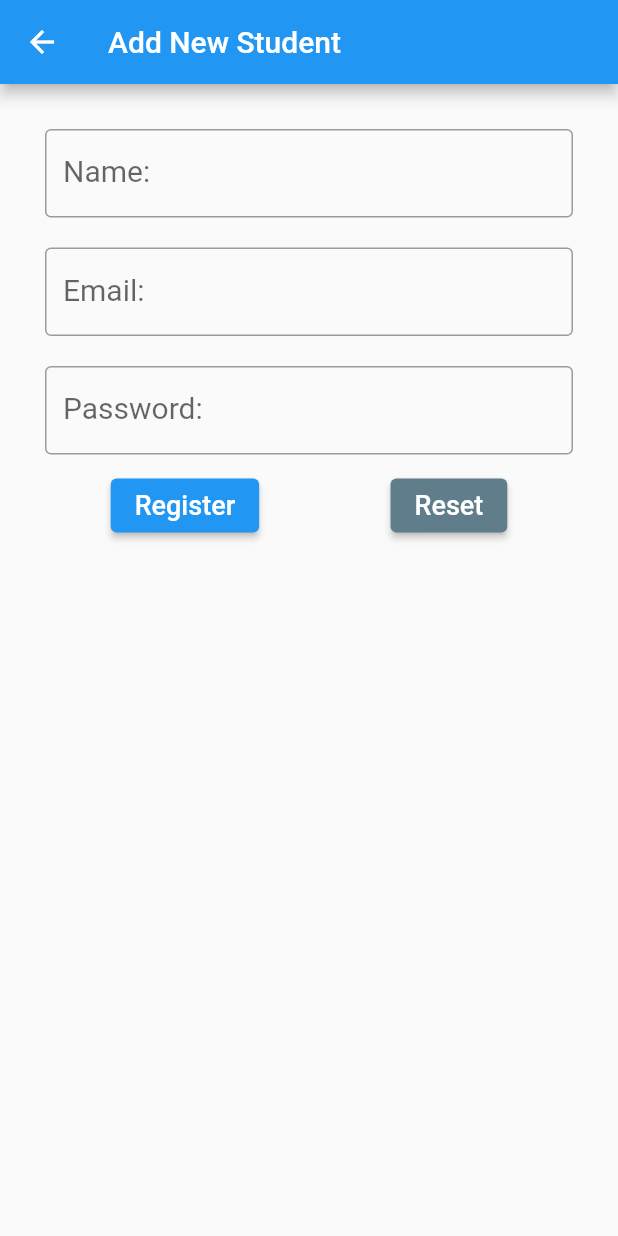
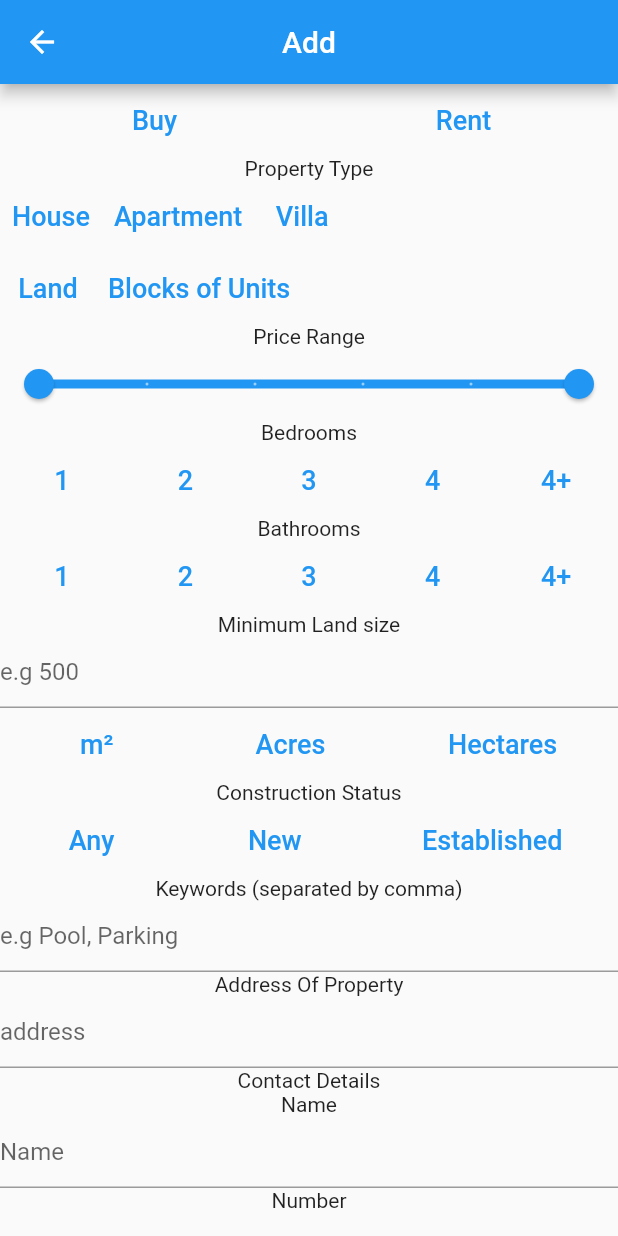
Before and after one commit to Sachitbansal/Property_Dealers_final, a Flutter app: the HomePage screen opened directly, after a tap on the "add" icon, on a phone screen of 412 x 824 dp. Run offline on Flutter 3.47's test engine with Material 2 defaults, Android fonts, the phone set to English and light mode, and no system bars; our stand-ins replace cloud_firestore, firebase_auth, firebase_core, font_awesome_flutter, google_sign_in; accounts and stored records are empty; network calls fail.

Commit message:
add property

```diff
--- /dev/null
+++ b/lib/pages/add.dart
@@ -0,0 +1,485 @@
+import 'package:cloud_firestore/cloud_firestore.dart';
+import 'package:flutter/material.dart';
+import '../widgets.dart';
+
+class Add extends StatefulWidget {
+  const Add({Key? key, this.collection}) : super(key: key);
+  final String? collection;
+
+  @override
+  _AddState createState() => _AddState();
+}
+
+class _AddState extends State<Add> {
+  MaterialStateProperty<Color> kActiveCardColour =
+      MaterialStateProperty.all<Color>(Colors.blue[100]!);
+  MaterialStateProperty<Color> kInactiveCardColour =
+      MaterialStateProperty.all<Color>(Colors.transparent);
+
+  RangeValues _currentRangeValues = const RangeValues(0, 100);
+
+  final _formKey = GlobalKey<FormState>();
+
+  late String buyRent = 'None';
+  late String bedRooms = 'None';
+  late String bathRooms = 'None';
+  late String sizeUnit = 'None';
+  late String construction = 'None';
+  late String type = 'None';
+
+  late String landSize = 'None';
+  late String keywords = 'None';
+  late String address = 'None';
+  late String name = 'None';
+  late String number = 'None';
+
+  final landSizeController = TextEditingController();
+  final keywordsController = TextEditingController();
+  final addressController = TextEditingController();
+  final nameController = TextEditingController();
+  final numberController = TextEditingController();
+
+  @override
+  void dispose() {
+    nameController.dispose();
+    landSizeController.dispose();
+    keywordsController.dispose();
+    addressController.dispose();
+    numberController.dispose();
+    super.dispose();
+  }
+
+  @override
+  Widget build(BuildContext context) {
+    CollectionReference students =
+        FirebaseFirestore.instance.collection(widget.collection.toString());
+
+    Future<void> addUser() {
+      return students
+          .add({
+            'buyRent': buyRent,
+            'bedRooms': bedRooms,
+            'bathRooms': bathRooms,
+            'sizeUnit': sizeUnit,
+            'construction': construction,
+            'landSize': landSize,
+            'keywords': keywords,
+            'address': address,
+            'name': name,
+            'number': number,
+            'types': type
+          })
+          .then(
+            (value) => ScaffoldMessenger.of(context).showSnackBar(
+              const SnackBar(
+                content: Text('Added Successfully'),
+              ),
+            ),
+          )
+          .catchError(
+            (error) => ScaffoldMessenger.of(context).showSnackBar(
+              SnackBar(
+                content: Text('Failed: {$error}'),
+              ),
+            ),
+          );
+    }
+
+    return Scaffold(
+      appBar: AppBar(
+        title: const Text('Add'),
+        centerTitle: true,
+      ),
+      body: SingleChildScrollView(
+        child: Form(
+          key: _formKey,
+          child: Column(
+            children: [
+              Row(
+                mainAxisAlignment: MainAxisAlignment.spaceAround,
+                children: [
+                  Select(
+                    onPressed: () {
+                      setState(() {
+                        buyRent = 'Buy';
+                      });
+                    },
+                    bgColor: buyRent == 'Buy'
+                        ? kActiveCardColour
+                        : kInactiveCardColour,
+                    text: 'Buy',
+                  ),
+                  Select(
+                    text: 'Rent',
+                    onPressed: () {
+                      setState(() {
+                        buyRent = 'Rent';
+                      });
+                    },
+                    bgColor: buyRent == 'Rent'
+                        ? kActiveCardColour
+                        : kInactiveCardColour,
+                  ),
+                ],
+              ),
+              const Text('Property Type'),
+              Row(
+                children: [
+                  Select(
+                    text: 'House',
+                    bgColor: type == 'House'
+                        ? kActiveCardColour
+                        : kInactiveCardColour,
+                    onPressed: () {
+                      setState(() {
+                        type = 'House';
+                      });
+                    },
+                  ),
+                  Select(
+                    text: 'Apartment',
+                    bgColor: type == 'Apartment'
+                        ? kActiveCardColour
+                        : kInactiveCardColour,
+                    onPressed: () {
+                      setState(() {
+                        type = 'Apartment';
+                      });
+                    },
+                  ),
+                  Select(
+                    text: 'Villa',
+                    bgColor: type == 'Villa'
+                        ? kActiveCardColour
+                        : kInactiveCardColour,
+                    onPressed: () {
+                      setState(() {
+                        type = 'Villa';
+                      });
+                    },
+                  ),
+                ],
+              ),
+              Row(
+                children: [
+                  Select(
+                    text: 'Land',
+                    bgColor: type == 'Land'
+                        ? kActiveCardColour
+                        : kInactiveCardColour,
+                    onPressed: () {
+                      setState(() {
+                        type = 'Land';
+                      });
+                    },
+                  ),
+                  Select(
+                    text: 'Blocks of Units',
+                    bgColor: type == 'Blocks of Units'
+                        ? kActiveCardColour
+                        : kInactiveCardColour,
+                    onPressed: () {
+                      setState(() {
+                        type = 'Blocks of Units';
+                      });
+                    },
+                  ),
+                ],
+              ),
+              const Text('Price Range'),
+              RangeSlider(
+                values: _currentRangeValues,
+                min: 0,
+                max: 100,
+                divisions: 5,
+                labels: RangeLabels(
+                  _currentRangeValues.start.round().toString(),
+                  _currentRangeValues.end.round().toString(),
+                ),
+                onChanged: (RangeValues values) {
+                  setState(() {
+                    _currentRangeValues = values;
+                  });
+                },
+              ),
+              const Text('Bedrooms'),
+              Row(
+                mainAxisAlignment: MainAxisAlignment.spaceAround,
+                children: [
+                  Select(
+                    text: '1',
+                    bgColor: bedRooms == '1'
+                        ? kActiveCardColour
+                        : kInactiveCardColour,
+                    onPressed: () {
+                      setState(() {
+                        bedRooms = '1';
+                      });
+                    },
+                  ),
+                  Select(
+                    text: '2',
+                    bgColor: bedRooms == '2'
+                        ? kActiveCardColour
+                        : kInactiveCardColour,
+                    onPressed: () {
+                      setState(() {
+                        bedRooms = '2';
+                      });
+                    },
+                  ),
+                  Select(
+                    text: '3',
+                    bgColor: bedRooms == '3'
+                        ? kActiveCardColour
+                        : kInactiveCardColour,
+                    onPressed: () {
+                      setState(() {
+                        bedRooms = '3';
+                      });
+                    },
+                  ),
+                  Select(
+                    text: '4',
+                    bgColor: bedRooms == '4'
+                        ? kActiveCardColour
+                        : kInactiveCardColour,
+                    onPressed: () {
+                      setState(() {
+                        bedRooms = '4';
+                      });
+                    },
+                  ),
+                  Select(
+                    text: '4+',
+                    bgColor: bedRooms == '4+'
+                        ? kActiveCardColour
+                        : kInactiveCardColour,
+                    onPressed: () {
+                      setState(() {
+                        bedRooms = '4+';
+                      });
+                    },
+                  ),
+                ],
+              ),
+              const Text('Bathrooms'),
+              Row(
+                mainAxisAlignment: MainAxisAlignment.spaceAround,
+                children: [
+                  Select(
+                    text: '1',
+                    bgColor: bathRooms == '1'
+                        ? kActiveCardColour
+                        : kInactiveCardColour,
+                    onPressed: () {
+                      setState(() {
+                        bathRooms = '1';
+                      });
+                    },
+                  ),
+                  Select(
+                    text: '2',
+                    bgColor: bathRooms == '2'
+                        ? kActiveCardColour
+                        : kInactiveCardColour,
+                    onPressed: () {
+                      setState(() {
+                        bathRooms = '2';
+                      });
+                    },
+                  ),
+                  Select(
+                    text: '3',
+                    bgColor: bathRooms == '3'
+                        ? kActiveCardColour
+                        : kInactiveCardColour,
+                    onPressed: () {
+                      setState(() {
+                        bathRooms = '3';
+                      });
+                    },
+                  ),
+                  Select(
+                    text: '4',
+                    bgColor: bathRooms == '4'
+                        ? kActiveCardColour
+                        : kInactiveCardColour,
+                    onPressed: () {
+                      setState(() {
+                        bathRooms = '4';
+                      });
+                    },
+                  ),
+                  Select(
+                    text: '4+',
+                    bgColor: bathRooms == '4+'
+                        ? kActiveCardColour
+                        : kInactiveCardColour,
+                    onPressed: () {
+                      setState(() {
+                        bathRooms = '4+';
+                      });
+                    },
+                  ),
+                ],
+              ),
+              const Text('Minimum Land size'),
+              TextFormField(
+                decoration: const InputDecoration(hintText: 'e.g 500'),
+                controller: landSizeController,
+                validator: (value) {
+                  if (value == null || value.isEmpty) {
+                    return 'Please Enter Email';
+                  }
+                  return null;
+                },
+              ),
+              Row(
+                mainAxisAlignment: MainAxisAlignment.spaceAround,
+                children: [
+                  Select(
+                    text: 'm²',
+                    bgColor: sizeUnit == 'm²'
+                        ? kActiveCardColour
+                        : kInactiveCardColour,
+                    onPressed: () {
+                      setState(() {
+                        sizeUnit = 'm²';
+                      });
+                    },
+                  ),
+                  Select(
+                    text: 'Acres',
+                    bgColor: sizeUnit == 'Acres'
+                        ? kActiveCardColour
+                        : kInactiveCardColour,
+                    onPressed: () {
+                      setState(() {
+                        sizeUnit = 'Acres';
+                      });
+                    },
+                  ),
+                  Select(
+                    text: 'Hectares',
+                    bgColor: sizeUnit == 'Hectares'
+                        ? kActiveCardColour
+                        : kInactiveCardColour,
+                    onPressed: () {
+                      setState(() {
+                        sizeUnit = 'Hectares';
+                      });
+                    },
+                  ),
+                ],
+              ),
+              const Text('Construction Status'),
+              Row(
+                mainAxisAlignment: MainAxisAlignment.spaceAround,
+                children: [
+                  Select(
+                    text: 'Any',
+                    bgColor: construction == 'Any'
+                        ? kActiveCardColour
+                        : kInactiveCardColour,
+                    onPressed: () {
+                      setState(() {
+                        construction = 'Any';
+                      });
+                    },
+                  ),
+                  Select(
+                    text: 'New',
+                    bgColor: construction == 'New'
+                        ? kActiveCardColour
+                        : kInactiveCardColour,
+                    onPressed: () {
+                      setState(() {
+                        construction = 'New';
+                      });
+                    },
+                  ),
+                  Select(
+                    text: 'Established',
+                    bgColor: construction == 'Established'
+                        ? kActiveCardColour
+                        : kInactiveCardColour,
+                    onPressed: () {
+                      setState(() {
+                        construction = 'Established';
+                      });
+                    },
+                  ),
+                ],
+              ),
+              const Text('Keywords (separated by comma)'),
+              TextFormField(
+                decoration:
+                    const InputDecoration(hintText: 'e.g Pool, Parking'),
+                controller: keywordsController,
+                validator: (value) {
+                  if (value == null || value.isEmpty) {
+                    return 'Please Enter Email';
+                  }
+                  return null;
+                },
+              ),
+              const Text('Address Of Property'),
+              TextFormField(
+                decoration: const InputDecoration(hintText: 'address'),
+                controller: addressController,
+                validator: (value) {
+                  if (value == null || value.isEmpty) {
+                    return 'Please Enter Email';
+                  }
+                  return null;
+                },
+              ),
+              const Text('Contact Details'),
+              const Text('Name'),
+              TextFormField(
+                decoration: const InputDecoration(hintText: 'Name'),
+                controller: nameController,
+                validator: (value) {
+                  if (value == null || value.isEmpty) {
+                    return 'Please Enter Email';
+                  }
+                },
+              ),
+              const Text('Number'),
+              TextFormField(
+                decoration: const InputDecoration(hintText: 'Number'),
+                controller: numberController,
+                validator: (value) {
+                  if (value == null || value.isEmpty) {
+                    return 'Please Enter Email';
+                  }
+                  return null;
+                },
+              ),
+              TextButton(
+                style: ButtonStyle(
+                    backgroundColor:
+                        MaterialStateProperty.all<Color>(Colors.blue[100]!)),
+                child: const Text('Upload To Firebase'),
+                onPressed: () {
+                  if (_formKey.currentState!.validate()) {
+                    setState(() {
+                      name = nameController.text;
+                      landSize = landSizeController.text;
+                      keywords = keywordsController.text;
+                      address = addressController.text;
+                      name = nameController.text;
+                      number = numberController.text;
+                      addUser();
+                    });
+                  }
+                },
+              )
+            ],
+          ),
+        ),
+      ),
+    );
+  }
+}
--- a/lib/pages/home_page.dart
+++ b/lib/pages/home_page.dart
@@ -1,6 +1,7 @@
 import 'package:cloud_firestore/cloud_firestore.dart';
 import 'package:firebase_auth/firebase_auth.dart';
 import 'package:flutter/material.dart';
+import 'package:untitled/pages/add.dart';
 import 'package:untitled/pages/update_prooperty.dart';
 import 'add_property.dart';
 import 'loginpage.dart';
@@ -85,7 +86,7 @@ class _HomePageState extends State<HomePage> {
         onPressed: () => Navigator.push(
           context,
           MaterialPageRoute(
-            builder: (context) => AddStudentPage(
+            builder: (context) => Add(
               collection: widget.uid.toString(),
             ),
           ),
@@ -246,15 +247,21 @@ class _HomePageState extends State<HomePage> {
                                     children: [
                                       TableCell(
                                         child: Center(
-                                            child: Text(storedocs[i]['name'],
-                                                style: const TextStyle(
-                                                    fontSize: 18.0))),
+                                          child: Text(
+                                            storedocs[i]['buyRent'],
+                                            style:
+                                                const TextStyle(fontSize: 18.0),
+                                          ),
+                                        ),
                                       ),
                                       TableCell(
                                         child: Center(
-                                            child: Text(storedocs[i]['email'],
-                                                style: const TextStyle(
-                                                    fontSize: 18.0))),
+                                          child: Text(
+                                            storedocs[i]['bedRooms'],
+                                            style:
+                                                const TextStyle(fontSize: 18.0),
+                                          ),
+                                        ),
                                       ),
                                       TableCell(
                                         child: Row(
--- a/lib/widgets.dart
+++ b/lib/widgets.dart
@@ -267,3 +267,84 @@ class InfoWidget extends StatelessWidget {
     );
   }
 }
+
+class ReusableCard extends StatelessWidget {
+  const ReusableCard({required this.colour, required this.cardChild, required this.onPress});
+
+  final Color colour;
+  final Widget cardChild;
+  final void Function() onPress;
+
+  @override
+  Widget build(BuildContext context) {
+    return GestureDetector(
+      onTap: onPress,
+      child: Container(
+        child: cardChild,
+        margin: const EdgeInsets.all(15.0),
+        decoration: BoxDecoration(
+          color: colour,
+          borderRadius: BorderRadius.circular(10.0),
+        ),
+      ),
+    );
+  }
+}
+
+class PropertyType extends StatelessWidget {
+  const PropertyType({required this.name, required this.icon, required this.onTap, required this.color});
+
+  final String name;
+  final IconData icon;
+  final void Function() onTap;
+  final Color color;
+
+  @override
+  Widget build(BuildContext context) {
+    return GestureDetector(
+      onTap: onTap,
+      child: Column(
+        children: [
+          CircleAvatar(
+            child: Icon(icon),
+            backgroundColor: color,
+          ),
+          Text(name)
+        ],
+      ),
+    );
+  }
+}
+
+class Animal {
+  final int id;
+  final String name;
+
+  Animal({
+    required this.id,
+    required this.name,
+  });
+}
+
+class Select extends StatelessWidget {
+
+  final MaterialStateProperty<Color> bgColor;
+  final void Function() onPressed;
+  final String text;
+
+  const Select({required this.bgColor, required this.onPressed, required this.text});
+
+  @override
+  Widget build(BuildContext context) {
+    return TextButton(
+        style: ButtonStyle(
+            backgroundColor: bgColor
+        ),
+        child: Text(
+          text,
+          style: const TextStyle(fontSize: 18),
+        ),
+        onPressed: onPressed
+    );
+  }
+}
--- a/pubspec.yaml
+++ b/pubspec.yaml
@@ -40,6 +40,7 @@ dependencies:
   google_sign_in: ^5.2.1
   font_awesome_flutter: ^9.2.0
   flutter_secure_storage: ^4.2.0
+
 
 dev_dependencies:
   flutter_test:
```
Also changed, not shown: lib/pages/add_property.dart (+20 -7 lines).
